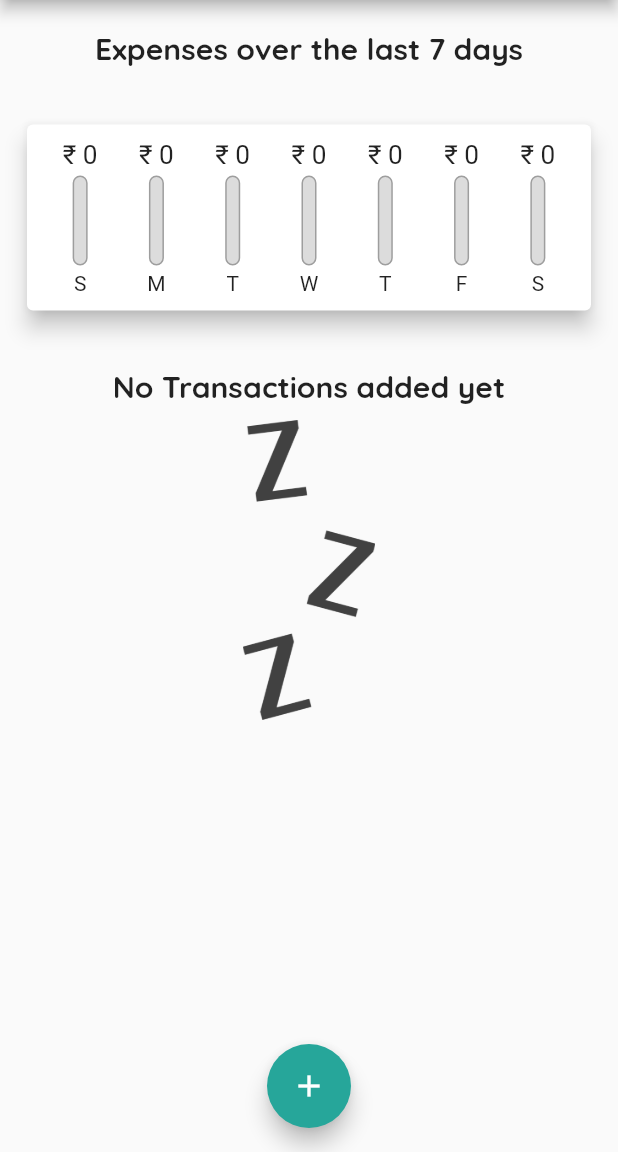
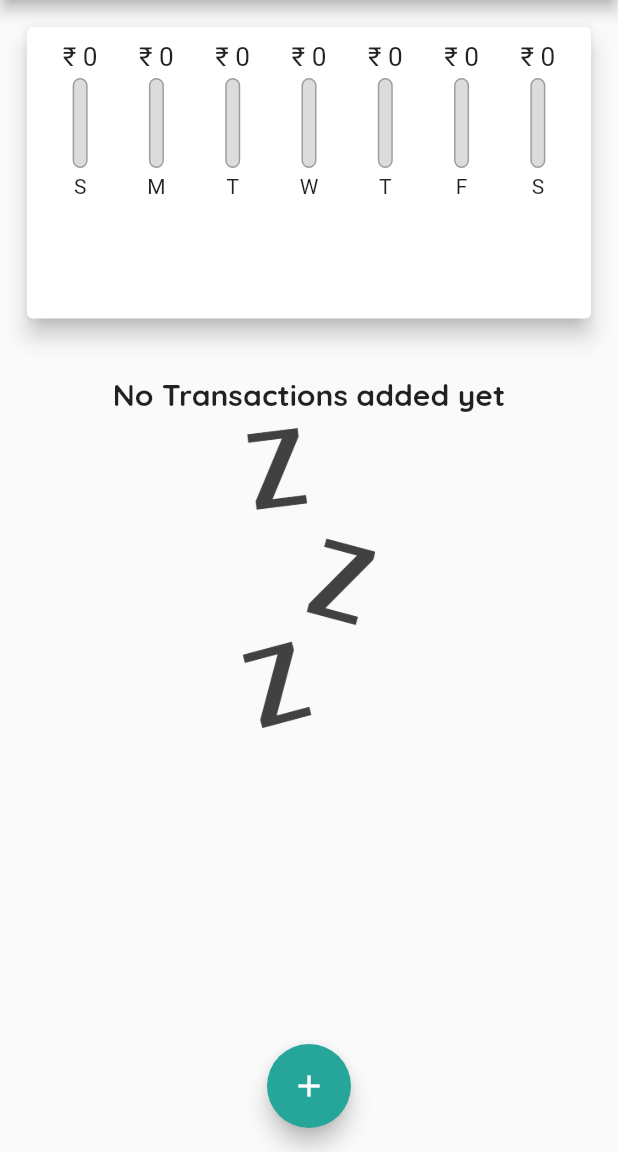
Before and after one commit to Sharan-121/Personal-Expense-Tracker, a Flutter app: the screen it shows after launch, on a phone screen of 412 x 824 dp, the part 84-1236 px from its top. Run offline on Flutter 3.47's test engine with Material 2 defaults, Android fonts, the phone set to English and light mode, and no system bars.

Commit message:
Started responsiveness

```diff
--- a/lib/main.dart
+++ b/lib/main.dart
@@ -112,8 +112,7 @@ class _MyHomePageState extends State<MyHomePage> {
 
   @override
   Widget build(BuildContext context) {
-    return (Scaffold(
-      appBar: AppBar(
+    final appBar = AppBar(
       title: Text('Personal Expense Tracker'),
       actions: <Widget>[
         IconButton(
@@ -124,20 +123,36 @@ class _MyHomePageState extends State<MyHomePage> {
           ),
         )
       ],
-      ),
+    );
+    return (Scaffold(
+      appBar: appBar,
       body: SingleChildScrollView(
         child: Column(
           mainAxisAlignment: MainAxisAlignment.start,
           crossAxisAlignment: CrossAxisAlignment.center,
           children: <Widget>[
+            // Container(
+            //   height: (MediaQuery.of(context).size.height -
+            //           appBar.preferredSize.height -
+            //           MediaQuery.of(context).padding.top) *
+            //       0.1,
+            //   margin: EdgeInsets.all(10),
+            //   padding: EdgeInsets.all(10),
+            //   child: Text("Expenses over the last 7 days",
+            //       style: Theme.of(context).textTheme.headline6),
+            // ),
             Container(
-              margin: EdgeInsets.all(10),
-              padding: EdgeInsets.all(10),
-              child: Text("Expenses over the last 7 days",
-                  style: Theme.of(context).textTheme.headline6),
-            ),
-            Chart(_recentTransactions),
-            TransList(_transList, _deleteTransaction),
+                height: (MediaQuery.of(context).size.height -
+                        appBar.preferredSize.height -
+                        MediaQuery.of(context).padding.top) *
+                    0.3,
+                child: Chart(_recentTransactions)),
+            Container(
+                height: (MediaQuery.of(context).size.height -
+                        appBar.preferredSize.height -
+                        MediaQuery.of(context).padding.top) *
+                    0.7,
+                child: TransList(_transList, _deleteTransaction)),
           ],
         ),
       ),
--- a/lib/widgets/transactions_list.dart
+++ b/lib/widgets/transactions_list.dart
@@ -10,9 +10,7 @@ class TransList extends StatelessWidget {
 
   @override
   Widget build(BuildContext context) {
-    return Container(
-      height: 450,
-      child: transList.isEmpty
+    return transList.isEmpty
         ? Column(children: <Widget>[
             SizedBox(height: 20),
             Text(
@@ -69,7 +67,6 @@ class TransList extends StatelessWidget {
               );
             },
             itemCount: transList.length,
-            ),
           );
   }
 }
```
Lines whose indentation alone changed are shown as unchanged.
